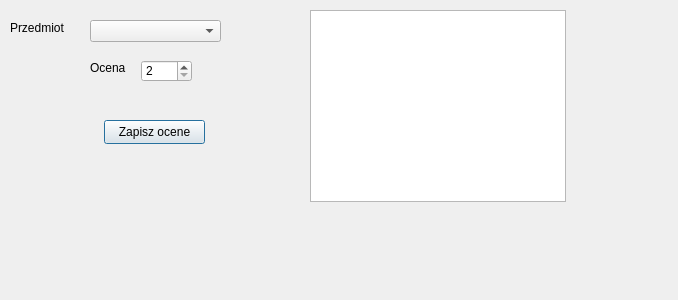
Before: the Qt Designer form employeewindow.ui in perci112/Projektcpp, drawn with Qt 5.
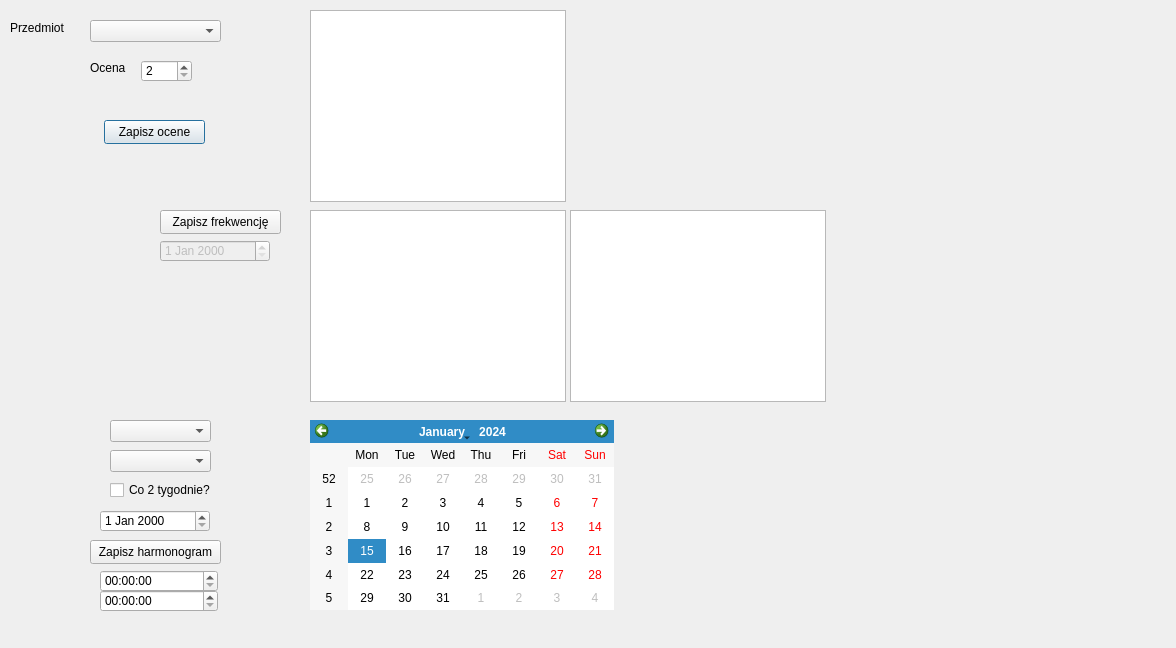
After: the same form once the commit is applied.

The edit to the form file:
```diff
--- a/employeewindow.ui
+++ b/employeewindow.ui
@@ -6,8 +6,8 @@
    <rect>
     <x>0</x>
     <y>0</y>
-    <width>678</width>
-    <height>300</height>
+    <width>1176</width>
+    <height>648</height>
    </rect>
   </property>
   <property name="windowTitle">
@@ -88,6 +88,138 @@
     <string>Zapisz ocene</string>
    </property>
   </widget>
+  <widget class="QListWidget" name="attendanceListWidget">
+   <property name="geometry">
+    <rect>
+     <x>310</x>
+     <y>210</y>
+     <width>256</width>
+     <height>192</height>
+    </rect>
+   </property>
+  </widget>
+  <widget class="QPushButton" name="saveAttendanceButton">
+   <property name="geometry">
+    <rect>
+     <x>160</x>
+     <y>210</y>
+     <width>121</width>
+     <height>24</height>
+    </rect>
+   </property>
+   <property name="text">
+    <string>Zapisz frekwencję</string>
+   </property>
+  </widget>
+  <widget class="QDateEdit" name="dateEditAttendance">
+   <property name="enabled">
+    <bool>false</bool>
+   </property>
+   <property name="geometry">
+    <rect>
+     <x>160</x>
+     <y>240</y>
+     <width>110</width>
+     <height>22</height>
+    </rect>
+   </property>
+  </widget>
+  <widget class="QComboBox" name="subject2ComboBox">
+   <property name="geometry">
+    <rect>
+     <x>110</x>
+     <y>420</y>
+     <width>101</width>
+     <height>22</height>
+    </rect>
+   </property>
+  </widget>
+  <widget class="QComboBox" name="weekdayComboBox">
+   <property name="geometry">
+    <rect>
+     <x>110</x>
+     <y>450</y>
+     <width>101</width>
+     <height>22</height>
+    </rect>
+   </property>
+  </widget>
+  <widget class="QCheckBox" name="everyTwoWeeksCheckBox">
+   <property name="geometry">
+    <rect>
+     <x>110</x>
+     <y>480</y>
+     <width>101</width>
+     <height>20</height>
+    </rect>
+   </property>
+   <property name="text">
+    <string>Co 2 tygodnie?</string>
+   </property>
+  </widget>
+  <widget class="QDateEdit" name="dateEdit">
+   <property name="geometry">
+    <rect>
+     <x>100</x>
+     <y>510</y>
+     <width>110</width>
+     <height>22</height>
+    </rect>
+   </property>
+  </widget>
+  <widget class="QPushButton" name="saveScheduleButton">
+   <property name="geometry">
+    <rect>
+     <x>90</x>
+     <y>540</y>
+     <width>131</width>
+     <height>24</height>
+    </rect>
+   </property>
+   <property name="text">
+    <string>Zapisz harmonogram</string>
+   </property>
+  </widget>
+  <widget class="QCalendarWidget" name="calendarWidget">
+   <property name="geometry">
+    <rect>
+     <x>310</x>
+     <y>420</y>
+     <width>304</width>
+     <height>190</height>
+    </rect>
+   </property>
+  </widget>
+  <widget class="QListWidget" name="listWidget">
+   <property name="geometry">
+    <rect>
+     <x>570</x>
+     <y>210</y>
+     <width>256</width>
+     <height>192</height>
+    </rect>
+   </property>
+  </widget>
+  <widget class="QTimeEdit" name="startTimeEdit">
+   <property name="geometry">
+    <rect>
+     <x>100</x>
+     <y>570</y>
+     <width>118</width>
+     <height>22</height>
+    </rect>
+   </property>
+  </widget>
+  <widget class="QTimeEdit" name="endTimeEdit">
+   <property name="geometry">
+    <rect>
+     <x>100</x>
+     <y>590</y>
+     <width>118</width>
+     <height>22</height>
+    </rect>
+   </property>
+  </widget>
  </widget>
  <resources/>
  <connections/>
```
